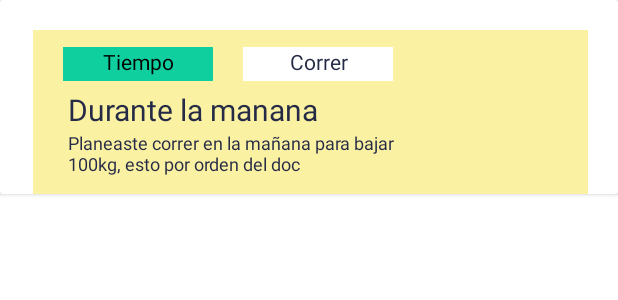
After one commit to MiguelHG2351/salud-app, an Android app: the layout tarea_card.xml on its own in the app's theme, with its tools: preview values and no code run, on a phone screen of 412 x 824 dp. The commit adds this screen. Shown: the top 300 px of the screen. Run offline under Robolectric (Android 15) with nearby library versions, the phone set to English and light mode, and no system bars; network calls fail.

Commit message:
Tareas funcionando

```diff
--- a/app/src/main/java/com/pg/salud/api/APIServices.kt
+++ b/app/src/main/java/com/pg/salud/api/APIServices.kt
@@ -3,6 +3,7 @@ package com.pg.salud.api
 import com.pg.salud.models.recordatorio.RecordatorioRequest
 import com.pg.salud.models.registro.task.RegistroForm
 import com.pg.salud.models.registro.task.RegistroList
+import com.pg.salud.models.Home.TableHome
 import com.pg.salud.models.registro.task.Table
 import com.pg.salud.models.tasks.TaskRequest
 import retrofit2.http.*
@@ -15,6 +16,9 @@ interface APIServices {
     //    Request using @Query (e.g https://reqres.in/api/users?page=2)
     @GET("/table/{email}")
     suspend fun getUsers(@Path("email") username: String): RegistroList
+
+    @GET("/table/{email}")
+    suspend fun getTables(@Path("email") username: String): TableHome
 //
     @Headers("Content-Type: application/json")
     @POST("/table")
@@ -32,5 +36,7 @@ interface APIServices {
     @Headers("Content-Type: application/json")
     @POST("/task")
     suspend fun createTareas(@Body registro: TaskRequest)
+
+
 //    https://api-salud.herokuapp.com
 }
--- /dev/null
+++ b/app/src/main/res/layout/tarea_card.xml
@@ -0,0 +1,67 @@
+<?xml version="1.0" encoding="utf-8"?>
+<androidx.cardview.widget.CardView xmlns:android="http://schemas.android.com/apk/res/android"
+    android:layout_width="match_parent"
+    android:layout_height="wrap_content">
+
+    <LinearLayout
+        android:id="@+id/card_tarea"
+        android:layout_width="370dp"
+        android:layout_height="wrap_content"
+        android:layout_marginStart="22dp"
+        android:layout_marginTop="20dp"
+        android:background="@color/Yellow_background"
+        android:orientation="vertical"
+        android:paddingBottom="12dp">
+
+        <LinearLayout
+            android:layout_width="370dp"
+            android:layout_height="34dp"
+            android:orientation="horizontal">
+
+            <TextView
+                android:id="@+id/tiempo"
+                android:layout_width="100dp"
+                android:layout_height="25dp"
+                android:layout_marginStart="20dp"
+                android:layout_marginTop="11dp"
+                android:background="@color/green"
+                android:text="Tiempo"
+                android:textAlignment="center"
+                android:textColor="@color/black"
+                android:textSize="14dp" />
+
+            <TextView
+                android:id="@+id/tag_tarea"
+                android:layout_width="100dp"
+                android:layout_height="25dp"
+                android:layout_marginStart="20dp"
+                android:layout_marginTop="11dp"
+                android:background="@color/white"
+                android:text="Correr"
+                android:textAlignment="center"
+                android:textColor="@color/Black"
+                android:textSize="14dp" />
+
+        </LinearLayout>
+
+        <TextView
+            android:id="@+id/title"
+            android:layout_width="185dp"
+            android:layout_height="wrap_content"
+            android:layout_marginStart="23dp"
+            android:layout_marginTop="5dp"
+            android:text="Durante la manana"
+            android:textColor="@color/Black"
+            android:textSize="20dp" />
+
+        <TextView
+            android:id="@+id/description"
+            android:layout_width="237dp"
+            android:layout_height="wrap_content"
+            android:layout_marginStart="23dp"
+            android:text="Planeaste correr en la mañana para bajar 100kg, esto por orden del doc"
+            android:textColor="@color/Black"
+            android:textSize="12dp" />
+    </LinearLayout>
+
+</androidx.cardview.widget.CardView>
```
Also changed, not shown: app/src/main/java/com/pg/salud/models/Home/Home.kt (added, +13 -0 lines), app/src/main/java/com/pg/salud/models/Home/HomeRecyclerAdapter.kt (added, +77 -0 lines), app/src/main/java/com/pg/salud/models/Home/TareasViewModel.kt (added, +28 -0 lines), app/src/main/java/com/pg/salud/ui/home/HomeFragment.kt (+69 -1 lines), app/src/main/res/layout/fragment_home.xml (+7 -0 lines), app/src/main/res/layout/recordatorios_card.xml (added, +66 -0 lines).
